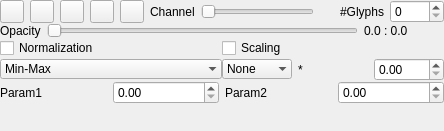
This is Modules/Bundles/org.mitk.gui.qt.diffusionimaging/src/internal/QmitkControlVisualizationPropertiesViewControls.ui in MITK/MITK as Qt 5 draws it before an edit. The edited form follows.
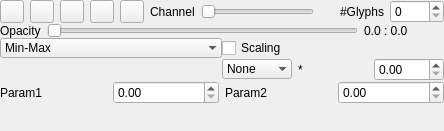
This is the edited form. Custom widgets are drawn as their Qt base class.

Patch:
```diff
--- a/Modules/Bundles/org.mitk.gui.qt.diffusionimaging/src/internal/QmitkControlVisualizationPropertiesViewControls.ui
+++ b/Modules/Bundles/org.mitk.gui.qt.diffusionimaging/src/internal/QmitkControlVisualizationPropertiesViewControls.ui
@@ -314,13 +314,6 @@
            </layout>
           </widget>
          </item>
-         <item row="0" column="0">
-          <widget class="QCheckBox" name="m_NormalizationCheckbox">
-           <property name="text">
-            <string>Normalization</string>
-           </property>
-          </widget>
-         </item>
          <item row="0" column="1">
           <widget class="QCheckBox" name="m_ScalingCheckbox">
            <property name="text">
@@ -343,7 +336,10 @@
             <property name="margin">
              <number>0</number>
             </property>
-            <item>
+           </layout>
+          </widget>
+         </item>
+         <item row="0" column="0">
              <widget class="QComboBox" name="m_NormalizationDropdown">
               <property name="frame">
                <bool>false</bool>
@@ -368,9 +364,6 @@
                 <string>Global-Max</string>
                </property>
               </item>
-             </widget>
-            </item>
-           </layout>
           </widget>
          </item>
         </layout>
```
Lines whose indentation alone changed are shown as unchanged.
